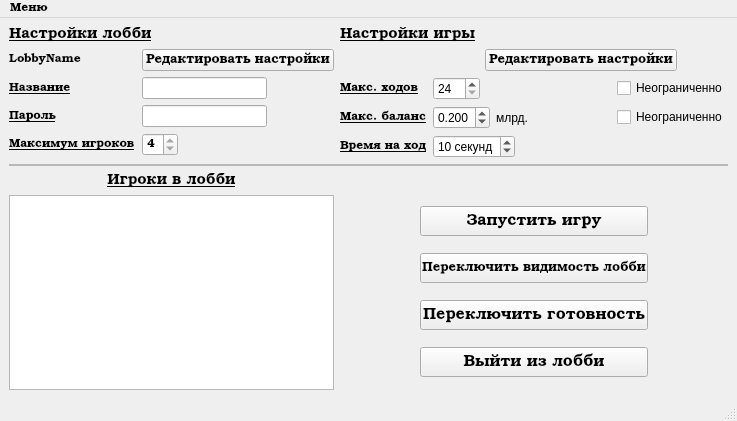
Qt form userinterface/lobbywindow.ui (AlekseyLapunov/Client-Monopoly) before a commit.
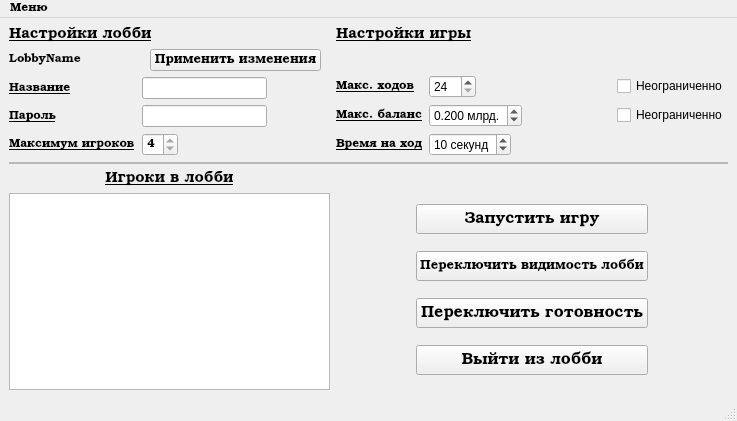
The same form after that commit.

Diff of the .ui file:
```diff
--- a/userinterface/lobbywindow.ui
+++ b/userinterface/lobbywindow.ui
@@ -152,6 +152,9 @@
        <layout class="QHBoxLayout" name="hlRow2_2">
         <item>
          <widget class="QDoubleSpinBox" name="dsbMaxBalance">
+          <property name="suffix">
+           <string> млрд.</string>
+          </property>
           <property name="decimals">
            <number>3</number>
           </property>
@@ -169,13 +172,6 @@
           </property>
          </widget>
         </item>
-        <item>
-         <widget class="QLabel" name="lBillionsConst">
-          <property name="text">
-           <string>млрд.</string>
-          </property>
-         </widget>
-        </item>
         <item>
          <spacer name="horizontalSpacer_10">
           <property name="orientation">
@@ -239,26 +235,6 @@
           </property>
          </spacer>
         </item>
-        <item>
-         <widget class="QPushButton" name="bSetGameSettings">
-          <property name="sizePolicy">
-           <sizepolicy hsizetype="Expanding" vsizetype="Fixed">
-            <horstretch>0</horstretch>
-            <verstretch>0</verstretch>
-           </sizepolicy>
-          </property>
-          <property name="font">
-           <font>
-            <family>Bookman Old Style</family>
-            <pointsize>10</pointsize>
-            <bold>false</bold>
-           </font>
-          </property>
-          <property name="text">
-           <string>Редактировать настройки</string>
-          </property>
-         </widget>
-        </item>
         <item>
          <spacer name="horizontalSpacer_6">
           <property name="orientation">
@@ -534,7 +510,7 @@
            </font>
           </property>
           <property name="text">
-           <string>Редактировать настройки</string>
+           <string>Применить изменения</string>
           </property>
          </widget>
         </item>
```
Left out of the diff: 27 changed lines with no effect on the pictures.
